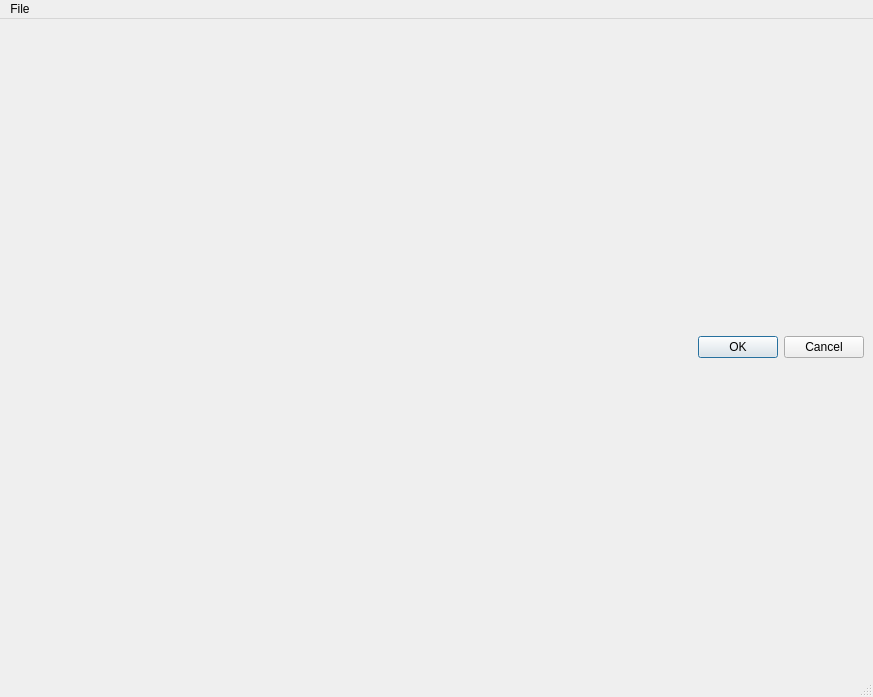
Before: the Qt Designer form spinetoolbox/import_editor/ui/import_editor_window.ui in spine-tools/Spine-Toolbox, drawn with Qt 5.
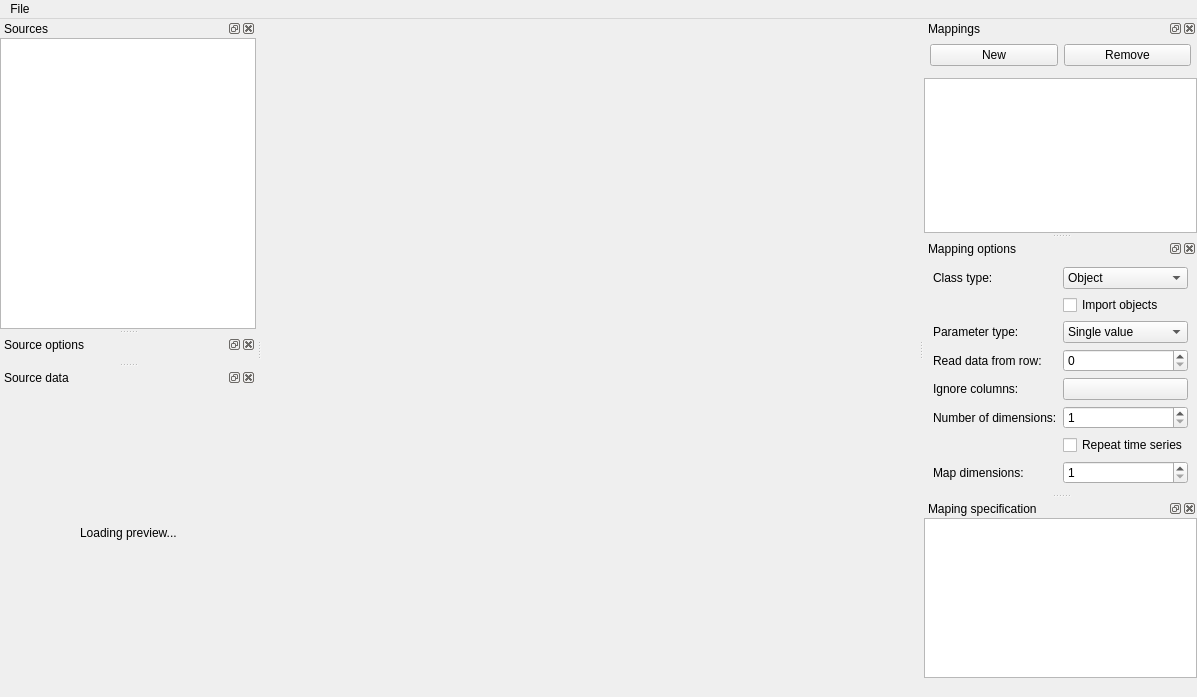
After: the same form once the commit is applied. The open tabs and pages were chosen to show the change. Custom widgets are drawn as their Qt base class.

Commit message:
Refactor Import preview window UI with QDockWidgets
This is so the Import preview doesn't look and feel too different
from our other main windows. It also requires fewer UI files as
ImportEditorWindow.ui already embeds mostly everything it needs.
The mixin strategy is used to keep controller files separated
as it was before, which is nice for isolating functionality.

Patch:
```diff
--- a/spinetoolbox/import_editor/ui/import_editor_window.ui
+++ b/spinetoolbox/import_editor/ui/import_editor_window.ui
@@ -18,34 +18,24 @@
    <rect>
     <x>0</x>
     <y>0</y>
-    <width>873</width>
+    <width>1197</width>
     <height>697</height>
    </rect>
   </property>
   <property name="windowTitle">
    <string>Import preview</string>
   </property>
-  <widget class="QWidget" name="centralwidget">
-   <layout class="QVBoxLayout" name="verticalLayout">
-    <item>
-     <widget class="QDialogButtonBox" name="buttonBox">
-      <property name="standardButtons">
-       <set>QDialogButtonBox::Cancel|QDialogButtonBox::Ok</set>
-      </property>
-      <property name="centerButtons">
-       <bool>false</bool>
-      </property>
-     </widget>
-    </item>
-   </layout>
-  </widget>
+  <property name="dockNestingEnabled">
+   <bool>true</bool>
+  </property>
+  <widget class="QWidget" name="centralwidget"/>
   <widget class="QMenuBar" name="menubar">
    <property name="geometry">
     <rect>
      <x>0</x>
      <y>0</y>
-     <width>873</width>
-     <height>21</height>
+     <width>1197</width>
+     <height>28</height>
     </rect>
    </property>
    <widget class="QMenu" name="menuFile">
@@ -59,7 +49,443 @@
    </widget>
    <addaction name="menuFile"/>
   </widget>
-  <widget class="QStatusBar" name="statusbar"/>
+  <widget class="QStatusBar" name="statusbar">
+   <property name="sizeGripEnabled">
+    <bool>false</bool>
+   </property>
+  </widget>
+  <widget class="QDockWidget" name="dockWidget_sources">
+   <property name="windowTitle">
+    <string>Sources</string>
+   </property>
+   <attribute name="dockWidgetArea">
+    <number>1</number>
+   </attribute>
+   <widget class="QWidget" name="dockWidgetContents">
+    <layout class="QVBoxLayout" name="verticalLayout_2">
+     <property name="spacing">
+      <number>0</number>
+     </property>
+     <property name="leftMargin">
+      <number>0</number>
+     </property>
+     <property name="topMargin">
+      <number>0</number>
+     </property>
+     <property name="rightMargin">
+      <number>0</number>
+     </property>
+     <property name="bottomMargin">
+      <number>0</number>
+     </property>
+     <item>
+      <widget class="QListWidget" name="source_list">
+       <property name="contextMenuPolicy">
+        <enum>Qt::CustomContextMenu</enum>
+       </property>
+      </widget>
+     </item>
+    </layout>
+   </widget>
+  </widget>
+  <widget class="QDockWidget" name="dockWidget_source_options">
+   <property name="windowTitle">
+    <string>Source options</string>
+   </property>
+   <attribute name="dockWidgetArea">
+    <number>1</number>
+   </attribute>
+   <widget class="QWidget" name="dockWidgetContents_2">
+    <layout class="QVBoxLayout" name="verticalLayout_5">
+     <property name="spacing">
+      <number>0</number>
+     </property>
+     <property name="leftMargin">
+      <number>0</number>
+     </property>
+     <property name="topMargin">
+      <number>0</number>
+     </property>
+     <property name="rightMargin">
+      <number>0</number>
+     </property>
+     <property name="bottomMargin">
+      <number>0</number>
+     </property>
+    </layout>
+   </widget>
+  </widget>
+  <widget class="QDockWidget" name="dockWidget_source_data">
+   <property name="windowTitle">
+    <string>Source data</string>
+   </property>
+   <attribute name="dockWidgetArea">
+    <number>1</number>
+   </attribute>
+   <widget class="QWidget" name="dockWidgetContents_3">
+    <layout class="QVBoxLayout" name="verticalLayout_6">
+     <property name="spacing">
+      <number>0</number>
+     </property>
+     <property name="leftMargin">
+      <number>0</number>
+     </property>
+     <property name="topMargin">
+      <number>0</number>
+     </property>
+     <property name="rightMargin">
+      <number>0</number>
+     </property>
+     <property name="bottomMargin">
+      <number>0</number>
+     </property>
+     <item>
+      <widget class="QStackedWidget" name="source_preview_widget_stack">
+       <property name="currentIndex">
+        <number>0</number>
+       </property>
+       <widget class="QWidget" name="table_page">
+        <layout class="QVBoxLayout" name="verticalLayout_3">
+         <property name="spacing">
+          <number>0</number>
+         </property>
+         <property name="leftMargin">
+          <number>0</number>
+         </property>
+         <property name="topMargin">
+          <number>0</number>
+         </property>
+         <property name="rightMargin">
+          <number>0</number>
+         </property>
+         <property name="bottomMargin">
+          <number>0</number>
+         </property>
+         <item>
+          <widget class="TableViewWithButtonHeader" name="source_data_table"/>
+         </item>
+        </layout>
+       </widget>
+       <widget class="QWidget" name="loading_page">
+        <layout class="QVBoxLayout" name="verticalLayout_4">
+         <property name="spacing">
+          <number>0</number>
+         </property>
+         <property name="leftMargin">
+          <number>0</number>
+         </property>
+         <property name="topMargin">
+          <number>0</number>
+         </property>
+         <property name="rightMargin">
+          <number>0</number>
+         </property>
+         <property name="bottomMargin">
+          <number>0</number>
+         </property>
+         <item>
+          <layout class="QHBoxLayout" name="horizontalLayout">
+           <property name="spacing">
+            <number>0</number>
+           </property>
+           <item>
+            <spacer name="horizontalSpacer">
+             <property name="orientation">
+              <enum>Qt::Horizontal</enum>
+             </property>
+             <property name="sizeHint" stdset="0">
+              <size>
+               <width>40</width>
+               <height>20</height>
+              </size>
+             </property>
+            </spacer>
+           </item>
+           <item>
+            <widget class="QLabel" name="waiting_label">
+             <property name="text">
+              <string>Loading preview...</string>
+             </property>
+            </widget>
+           </item>
+           <item>
+            <spacer name="horizontalSpacer_2">
+             <property name="orientation">
+              <enum>Qt::Horizontal</enum>
+             </property>
+             <property name="sizeHint" stdset="0">
+              <size>
+               <width>40</width>
+               <height>20</height>
+              </size>
+             </property>
+            </spacer>
+           </item>
+          </layout>
+         </item>
+        </layout>
+       </widget>
+      </widget>
+     </item>
+    </layout>
+   </widget>
+  </widget>
+  <widget class="QDockWidget" name="dockWidget_mappings">
+   <property name="windowTitle">
+    <string>Mappings</string>
+   </property>
+   <attribute name="dockWidgetArea">
+    <number>2</number>
+   </attribute>
+   <widget class="QWidget" name="dockWidgetContents_4">
+    <layout class="QVBoxLayout" name="verticalLayout_7">
+     <property name="spacing">
+      <number>6</number>
+     </property>
+     <property name="leftMargin">
+      <number>0</number>
+     </property>
+     <property name="topMargin">
+      <number>0</number>
+     </property>
+     <property name="rightMargin">
+      <number>0</number>
+     </property>
+     <property name="bottomMargin">
+      <number>0</number>
+     </property>
+     <item>
+      <layout class="QHBoxLayout" name="button_layout">
+       <property name="leftMargin">
+        <number>6</number>
+       </property>
+       <property name="topMargin">
+        <number>6</number>
+       </property>
+       <property name="rightMargin">
+        <number>6</number>
+       </property>
+       <property name="bottomMargin">
+        <number>6</number>
+       </property>
+       <item>
+        <widget class="QPushButton" name="new_button">
+         <property name="text">
+          <string>New</string>
+         </property>
+        </widget>
+       </item>
+       <item>
+        <widget class="QPushButton" name="remove_button">
+         <property name="text">
+          <string>Remove</string>
+         </property>
+        </widget>
+       </item>
+      </layout>
+     </item>
+     <item>
+      <widget class="QListView" name="list_view"/>
+     </item>
+    </layout>
+   </widget>
+  </widget>
+  <widget class="QDockWidget" name="dockWidget_mapping_options">
+   <property name="windowTitle">
+    <string>Mapping options</string>
+   </property>
+   <attribute name="dockWidgetArea">
+    <number>2</number>
+   </attribute>
+   <widget class="QWidget" name="dockWidgetContents_5">
+    <layout class="QFormLayout" name="formLayout_2">
+     <property name="horizontalSpacing">
+      <number>6</number>
+     </property>
+     <property name="verticalSpacing">
+      <number>6</number>
+     </property>
+     <property name="leftMargin">
+      <number>9</number>
+     </property>
+     <property name="topMargin">
+      <number>9</number>
+     </property>
+     <property name="rightMargin">
+      <number>9</number>
+     </property>
+     <property name="bottomMargin">
+      <number>9</number>
+     </property>
+     <item row="0" column="0">
+      <widget class="QLabel" name="class_type_label">
+       <property name="text">
+        <string>Class type:</string>
+       </property>
+      </widget>
+     </item>
+     <item row="0" column="1">
+      <widget class="QComboBox" name="class_type_combo_box">
+       <item>
+        <property name="text">
+         <string>Object</string>
+        </property>
+       </item>
+       <item>
+        <property name="text">
+         <string>Relationship</string>
+        </property>
+       </item>
+      </widget>
+     </item>
+     <item row="2" column="0">
+      <widget class="QLabel" name="parameter_type_label">
+       <property name="text">
+        <string>Parameter type:</string>
+       </property>
+      </widget>
+     </item>
+     <item row="2" column="1">
+      <widget class="QComboBox" name="parameter_type_combo_box">
+       <item>
+        <property name="text">
+         <string>Single value</string>
+        </property>
+       </item>
+       <item>
+        <property name="text">
+         <string>Time series</string>
+        </property>
+       </item>
+       <item>
+        <property name="text">
+         <string>Time pattern</string>
+        </property>
+       </item>
+       <item>
+        <property name="text">
+         <string>Map</string>
+        </property>
+       </item>
+       <item>
+        <property name="text">
+         <string>Array</string>
+        </property>
+       </item>
+       <item>
+        <property name="text">
+         <string>Definition</string>
+        </property>
+       </item>
+       <item>
+        <property name="text">
+         <string>None</string>
+        </property>
+       </item>
+      </widget>
+     </item>
+     <item row="3" column="0">
+      <widget class="QLabel" name="read_start_row_label">
+       <property name="text">
+        <string>Read data from row:</string>
+       </property>
+      </widget>
+     </item>
+     <item row="3" column="1">
+      <widget class="QSpinBox" name="start_read_row_spin_box"/>
+     </item>
+     <item row="4" column="0">
+      <widget class="QLabel" name="ignore_columns_label">
+       <property name="text">
+        <string>Ignore columns:</string>
+       </property>
+      </widget>
+     </item>
+     <item row="4" column="1">
+      <widget class="QPushButton" name="ignore_columns_button">
+       <property name="text">
+        <string/>
+       </property>
+      </widget>
+     </item>
+     <item row="5" column="0">
+      <widget class="QLabel" name="dimension_label">
+       <property name="text">
+        <string>Number of dimensions:</string>
+       </property>
+      </widget>
+     </item>
+     <item row="5" column="1">
+      <widget class="QSpinBox" name="dimension_spin_box">
+       <property name="minimum">
+        <number>1</number>
+       </property>
+      </widget>
+     </item>
+     <item row="6" column="1">
+      <widget class="QCheckBox" name="time_series_repeat_check_box">
+       <property name="toolTip">
+        <string>Set the repeat flag for all imported time series</string>
+       </property>
+       <property name="text">
+        <string>Repeat time series</string>
+       </property>
+      </widget>
+     </item>
+     <item row="7" column="0">
+      <widget class="QLabel" name="map_dimensions_label">
+       <property name="text">
+        <string>Map dimensions:</string>
+       </property>
+      </widget>
+     </item>
+     <item row="7" column="1">
+      <widget class="QSpinBox" name="map_dimension_spin_box">
+       <property name="minimum">
+        <number>1</number>
+       </property>
+      </widget>
+     </item>
+     <item row="1" column="1">
+      <widget class="QCheckBox" name="import_objects_check_box">
+       <property name="text">
+        <string>Import objects</string>
+       </property>
+      </widget>
+     </item>
+    </layout>
+   </widget>
+  </widget>
+  <widget class="QDockWidget" name="dockWidget_mapping_spec">
+   <property name="windowTitle">
+    <string>Maping specification</string>
+   </property>
+   <attribute name="dockWidgetArea">
+    <number>2</number>
+   </attribute>
+   <widget class="QWidget" name="dockWidgetContents_6">
+    <layout class="QVBoxLayout" name="verticalLayout_8">
+     <property name="spacing">
+      <number>0</number>
+     </property>
+     <property name="leftMargin">
+      <number>0</number>
+     </property>
+     <property name="topMargin">
+      <number>0</number>
+     </property>
+     <property name="rightMargin">
+      <number>0</number>
+     </property>
+     <property name="bottomMargin">
+      <number>0</number>
+     </property>
+     <item>
+      <widget class="QTableView" name="table_view_mappings"/>
+     </item>
+    </layout>
+   </widget>
+  </widget>
   <action name="actionExportMappings">
    <property name="text">
     <string>Export mappings...</string>
@@ -84,6 +510,13 @@
    </property>
   </action>
  </widget>
+ <customwidgets>
+  <customwidget>
+   <class>TableViewWithButtonHeader</class>
+   <extends>QTableView</extends>
+   <header>spinetoolbox/widgets/table_view_with_button_header.h</header>
+  </customwidget>
+ </customwidgets>
  <resources/>
  <connections/>
 </ui>
```
The commit also changes 15 other files.
